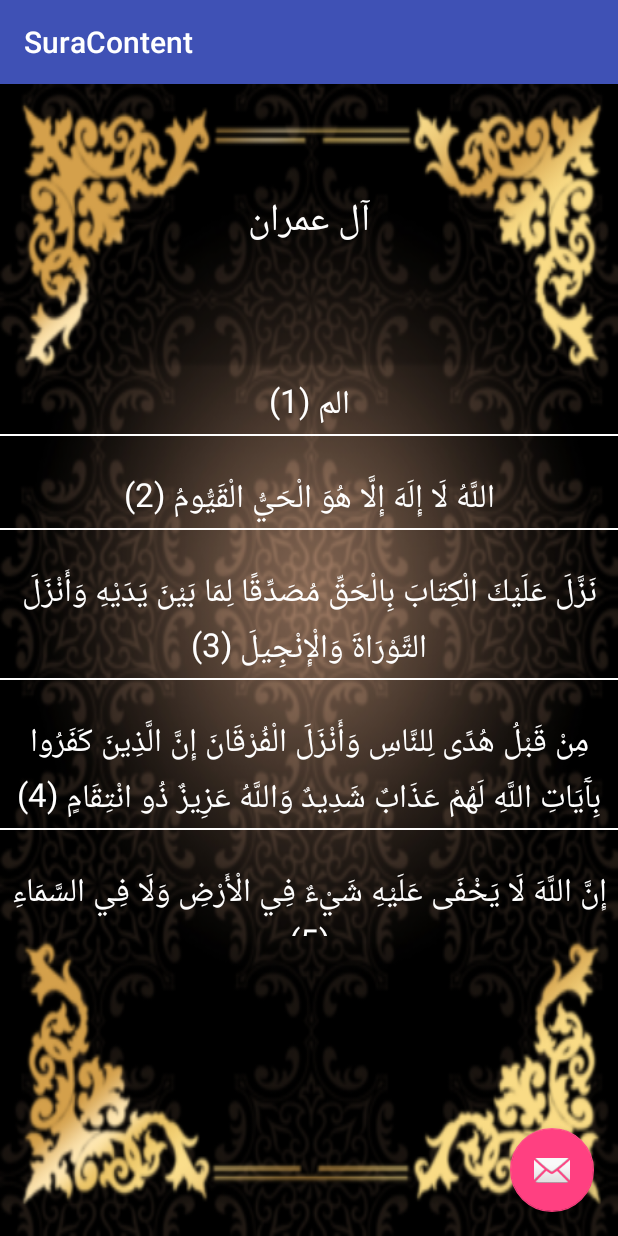
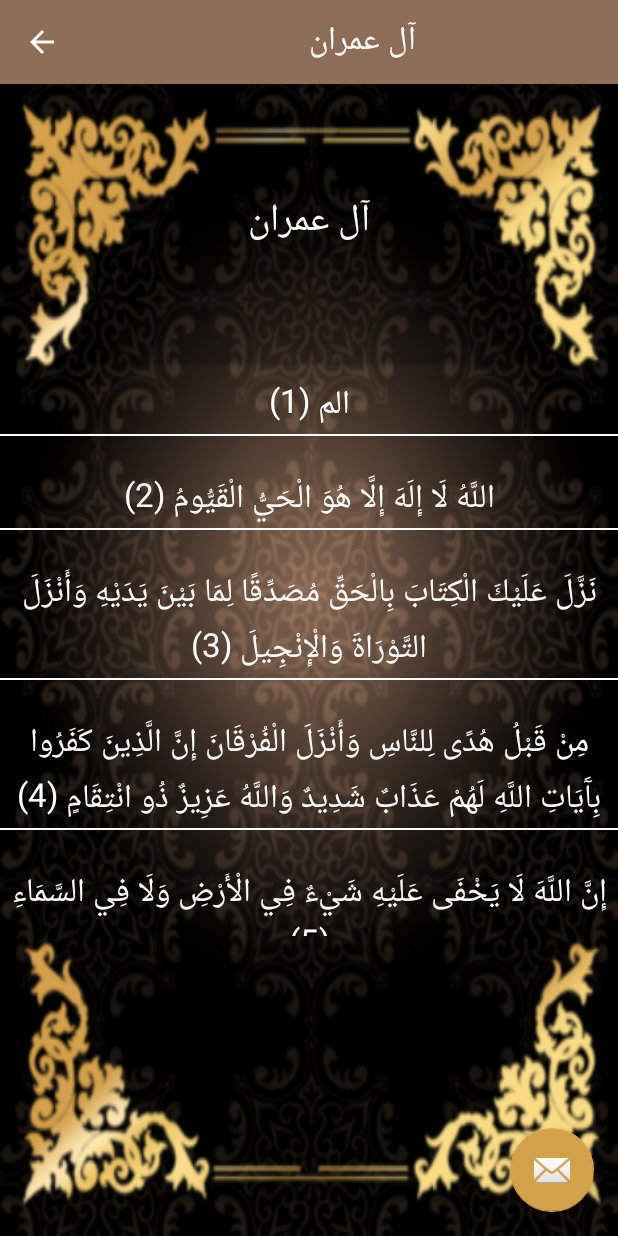
Before and after one commit to Nobel1893/Computek-Quran, an Android app: the screen it shows after launch (SuraContent), after a tap on "آل عمران", on a phone screen of 412 x 824 dp. Run offline under Robolectric (Android 15) with nearby library versions, the phone set to English and light mode, and no system bars; libraries missing offline, so code that uses them is left out: com.afollestad.materialdialogs.

```diff
--- a/app/src/main/AndroidManifest.xml
+++ b/app/src/main/AndroidManifest.xml
@@ -9,7 +9,7 @@
         android:label="@string/app_name"
         android:roundIcon="@mipmap/ic_launcher_round"
         android:supportsRtl="true"
-        android:theme="@style/AppTheme">
+        android:theme="@style/AppTheme.NoActionBar">
         <activity android:name=".View.Splash">
             <intent-filter>
                 <action android:name="android.intent.action.MAIN" />
@@ -19,7 +19,6 @@
         </activity>
         <activity
             android:name=".View.QuranActivity"
-            android:label="@string/title_activity_home"
             android:theme="@style/AppTheme.NoActionBar" />
         <activity
             android:name=".View.SuraContent"
--- a/app/src/main/java/holyquran/cls/com/holyquran/Base/MyBaseActivity.java
+++ b/app/src/main/java/holyquran/cls/com/holyquran/Base/MyBaseActivity.java
@@ -3,9 +3,14 @@ package holyquran.cls.com.holyquran.Base;
 import android.app.Activity;
 import android.support.annotation.NonNull;
 import android.support.v7.app.AppCompatActivity;
+import android.support.v7.widget.Toolbar;
+import android.view.View;
+import android.widget.TextView;
 
 import com.afollestad.materialdialogs.DialogAction;
 import com.afollestad.materialdialogs.MaterialDialog;
+
+import holyquran.cls.com.holyquran.R;
 
 /**
  * Created by CLS on 8/1/2018.
@@ -55,4 +60,33 @@ public class MyBaseActivity extends AppCompatActivity {
         if (dialog!=null)
         dialog.dismiss();
     }
+
+    public void ShowHomeAsUpEnabled(){
+
+        Toolbar toolbar = (Toolbar) findViewById(R.id.toolbar);
+        setSupportActionBar(toolbar);
+        getSupportActionBar().setDisplayHomeAsUpEnabled(true);
+        getSupportActionBar().setDisplayShowHomeEnabled(true);
+        if (getIntent().getStringExtra("title")!=null){
+           TextView title= findViewById(R.id.title);
+           title.setText(getIntent().getStringExtra("title"));
+        }
+        toolbar.setNavigationOnClickListener(new View.OnClickListener() {
+            @Override
+            public void onClick(View v) {
+                finish();
+            }
+        });
+    }
+    private final String SHAREDPREFRENCESNAME = "Holy_Quran";
+
+    public void saveData(String key,String value){
+        getSharedPreferences(SHAREDPREFRENCESNAME,MODE_PRIVATE).edit()
+                .putString(key,value)
+                .apply();
+
+    }
+    public String getSavedData(String key , String defValue){
+        return getSharedPreferences(SHAREDPREFRENCESNAME,MODE_PRIVATE).getString(key,defValue);
+    }
 }
--- a/app/src/main/java/holyquran/cls/com/holyquran/View/QuranFragment.java
+++ b/app/src/main/java/holyquran/cls/com/holyquran/View/QuranFragment.java
@@ -66,6 +66,7 @@ public class QuranFragment extends MyBaseFragment {
                 SuraContent.suraNumber=position+1;//send parameter
                 Intent i=new Intent(getContext(),SuraContent.class);
                 i.putExtra("suraName",suraName);//send parameter
+                i.putExtra("title",suraName);
                 startActivity(i);
             }
         });
--- a/app/src/main/java/holyquran/cls/com/holyquran/View/SuraContent.java
+++ b/app/src/main/java/holyquran/cls/com/holyquran/View/SuraContent.java
@@ -28,8 +28,9 @@ public class SuraContent extends MyBaseActivity implements View.OnClickListener
     protected void onCreate(Bundle savedInstanceState) {
         super.onCreate(savedInstanceState);
         super.setContentView(R.layout.activity_sura_content);
-        Toolbar toolbar = (Toolbar) findViewById(R.id.toolbar);
-        setSupportActionBar(toolbar);
+        ShowHomeAsUpEnabled();
+
+
         initView();
         String SuraName = getIntent().getStringExtra("suraName");//recieve parameter
         name.setText(SuraName);
--- a/app/src/main/res/layout/activity_sura_content.xml
+++ b/app/src/main/res/layout/activity_sura_content.xml
@@ -11,13 +11,7 @@
         android:layout_height="wrap_content"
         android:theme="@style/AppTheme.AppBarOverlay">
 
-        <android.support.v7.widget.Toolbar
-            android:id="@+id/toolbar"
-            android:layout_width="match_parent"
-            android:layout_height="?attr/actionBarSize"
-            android:background="?attr/colorPrimary"
-            app:popupTheme="@style/AppTheme.PopupOverlay" />
-
+        <include layout="@layout/toolbar"/>
     </android.support.design.widget.AppBarLayout>
 
     <include layout="@layout/content_sura_content" />
--- /dev/null
+++ b/app/src/main/res/layout/toolbar.xml
@@ -0,0 +1,22 @@
+<android.support.v7.widget.Toolbar android:id="@+id/toolbar"
+    android:layout_width="match_parent"
+    android:layout_height="?attr/actionBarSize"
+    android:background="?attr/colorPrimary"
+    app:popupTheme="@style/AppTheme.PopupOverlay"
+    xmlns:app="http://schemas.android.com/apk/res-auto"
+    xmlns:android="http://schemas.android.com/apk/res/android" >
+
+    <RelativeLayout
+        android:layout_width="match_parent"
+        android:layout_height="match_parent">
+        <TextView
+            android:layout_width="wrap_content"
+            android:layout_height="match_parent"
+            android:id="@+id/title"
+            android:gravity="center"
+            android:textSize="22sp"
+            android:textColor="@color/white"
+            android:layout_centerInParent="true"/>
+    </RelativeLayout>
+
+</android.support.v7.widget.Toolbar>
--- a/app/src/main/res/values/colors.xml
+++ b/app/src/main/res/values/colors.xml
@@ -1,8 +1,8 @@
 <?xml version="1.0" encoding="utf-8"?>
 <resources>
-    <color name="colorPrimary">#3F51B5</color>
-    <color name="colorPrimaryDark">#303F9F</color>
-    <color name="colorAccent">#FF4081</color>
+    <color name="colorPrimary">#8d6d57</color>
+    <color name="colorPrimaryDark">#33965c</color>
+    <color name="colorAccent">#d4a14b</color>
     <color name="colorBlack">#000000</color>
     <color name="white">#FFFF</color>
 
```
Also changed, not shown: app/src/main/java/holyquran/cls/com/holyquran/View/RadioFragment.java (+50 -3 lines), app/src/main/res/layout/activity_home.xml (+3 -6 lines).
